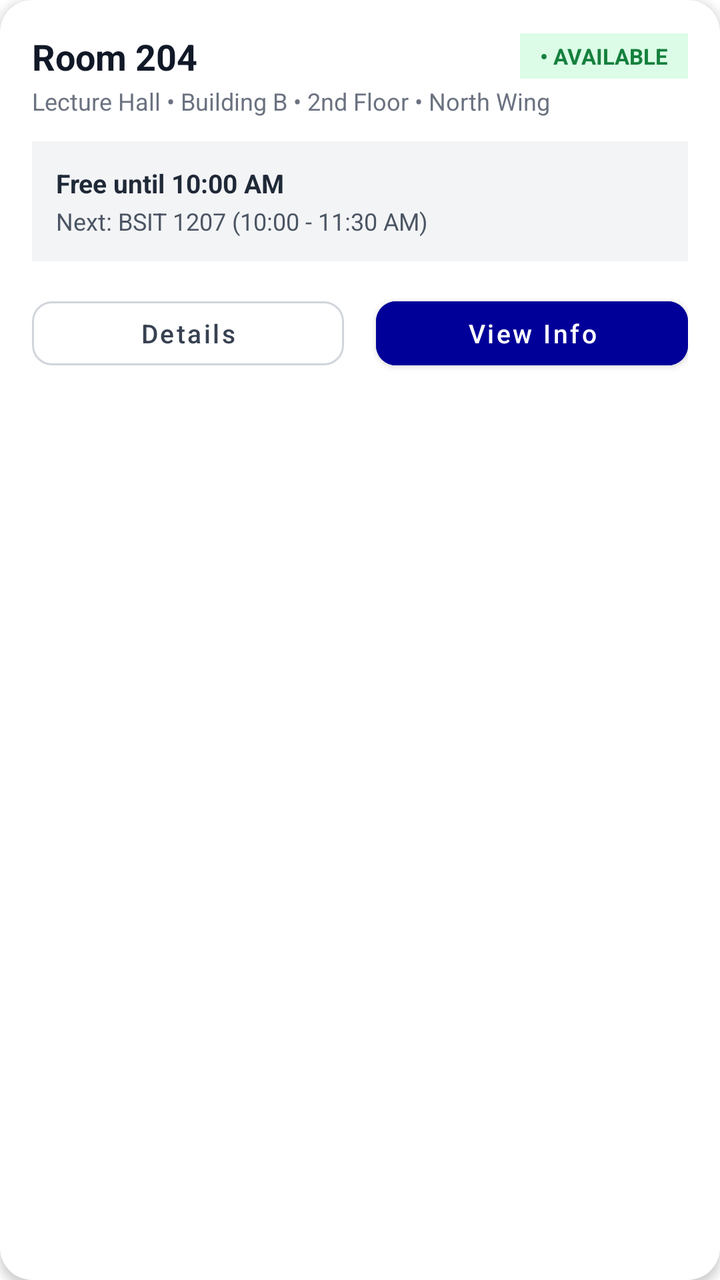
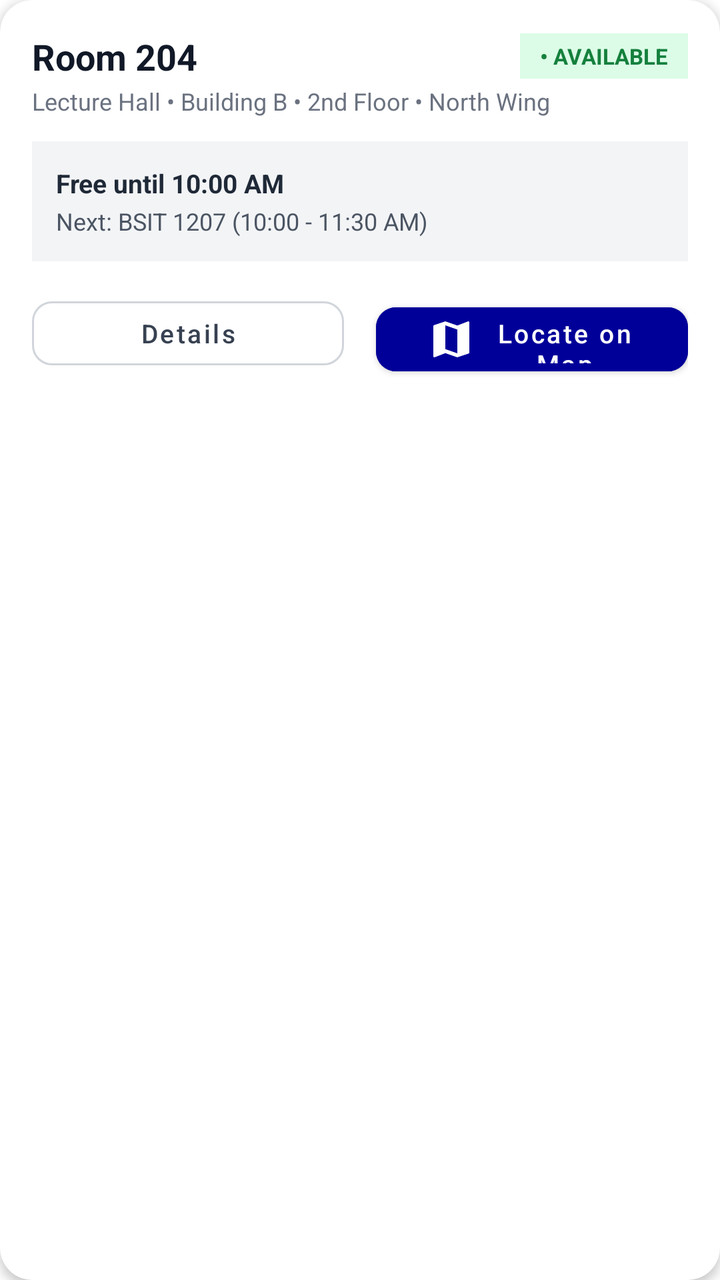

Screens rendered from an Android XML layout before and after an edit, with the pre-edit source and the edit as a unified diff.
<!-- AndroidManifest.xml: application theme Theme.OOPProject -->
<!-- res/layout/item_classroom_card.xml -->
<?xml version="1.0" encoding="utf-8"?>
<com.google.android.material.card.MaterialCardView xmlns:android="http://schemas.android.com/apk/res/android"
    xmlns:app="http://schemas.android.com/apk/res-auto"
    android:layout_width="match_parent"
    android:layout_height="wrap_content"
    android:layout_marginBottom="14dp"
    app:cardBackgroundColor="#FFFFFF"
    app:cardCornerRadius="16dp"
    app:cardElevation="3dp"
    app:strokeWidth="0dp">

    <LinearLayout
        android:layout_width="match_parent"
        android:layout_height="wrap_content"
        android:orientation="vertical"
        android:padding="16dp">

        <LinearLayout
            android:layout_width="match_parent"
            android:layout_height="wrap_content"
            android:gravity="center_vertical"
            android:orientation="horizontal">

            <TextView
                android:id="@+id/tvRoomName"
                android:layout_width="0dp"
                android:layout_height="wrap_content"
                android:layout_weight="1"
                android:text="Room 204"
                android:textColor="#111827"
                android:textSize="18sp"
                android:textStyle="bold" />

            <TextView
                android:id="@+id/tvStatusBadge"
                android:layout_width="wrap_content"
                android:layout_height="wrap_content"
                android:background="#DCFCE7"
                android:paddingHorizontal="10dp"
                android:paddingVertical="4dp"
                android:text="• AVAILABLE"
                android:textColor="#15803D"
                android:textSize="11sp"
                android:textStyle="bold" />
        </LinearLayout>

        <TextView
            android:id="@+id/tvRoomSubtitle"
            android:layout_width="wrap_content"
            android:layout_height="wrap_content"
            android:layout_marginTop="2dp"
            android:text="Lecture Hall • Building B • 2nd Floor • North Wing"
            android:textColor="#6B7280"
            android:textSize="12sp" />

        
        <LinearLayout
            android:layout_width="match_parent"
            android:layout_height="wrap_content"
            android:layout_marginTop="12dp"
            android:background="#F3F4F6"
            android:orientation="vertical"
            android:padding="12dp">

            <TextView
                android:id="@+id/tvBannerTitle"
                android:layout_width="wrap_content"
                android:layout_height="wrap_content"
                android:text="Free until 10:00 AM"
                android:textColor="#1F2937"
                android:textSize="13sp"
                android:textStyle="bold" />

            <TextView
                android:id="@+id/tvBannerSubtitle"
                android:layout_width="wrap_content"
                android:layout_height="wrap_content"
                android:layout_marginTop="2dp"
                android:text="Next: BSIT 1207 (10:00 - 11:30 AM)"
                android:textColor="#4B5563"
                android:textSize="12sp" />
        </LinearLayout>

        
        <LinearLayout
            android:layout_width="match_parent"
            android:layout_height="wrap_content"
            android:layout_marginTop="14dp"
            android:orientation="horizontal">

            <com.google.android.material.button.MaterialButton
                android:id="@+id/btnDetails"
                style="@style/Widget.MaterialComponents.Button.OutlinedButton"
                android:layout_width="0dp"
                android:layout_height="44dp"
                android:layout_marginEnd="8dp"
                android:layout_weight="1"
                android:text="Details"
                android:textAllCaps="false"
                android:textColor="#374151"
                android:textSize="13sp"
                app:cornerRadius="10dp"
                app:strokeColor="#D1D5DB" />

            <com.google.android.material.button.MaterialButton
                android:id="@+id/btnViewInfo"
                android:layout_width="0dp"
                android:layout_height="44dp"
                android:layout_marginStart="8dp"
                android:layout_weight="1"
                android:backgroundTint="@color/dark_purple"
                android:text="View Info"
                android:textAllCaps="false"
                android:textColor="#FFFFFF"
                android:textSize="13sp"
                app:cornerRadius="10dp" />
        </LinearLayout>
    </LinearLayout>
</com.google.android.material.card.MaterialCardView>
<!-- resources referenced by this layout -->
<resources>
  <color name="dark_purple">#FF000099</color>
  <style name="Theme.OOPProject" parent="Theme.MaterialComponents.Light.NoActionBar">
          
          <item name="colorPrimary">@color/purple_500</item>
          <item name="colorPrimaryVariant">@color/purple_700</item>
          <item name="colorOnPrimary">@color/white</item>
          
          <item name="colorSecondary">@color/teal_200</item>
          <item name="colorSecondaryVariant">@color/teal_700</item>
          <item name="colorOnSecondary">@color/black</item>
          
          <item name="android:statusBarColor">?attr/colorPrimaryVariant</item>
          
      </style>
  <color name="purple_500">#FF6200EE</color>
  <color name="purple_700">#FF3700B3</color>
  <color name="white">#FFFFFFFF</color>
  <color name="teal_200">#FF03DAC5</color>
  <color name="teal_700">#FF018786</color>
  <color name="black">#FF000000</color>
</resources>

<!-- the commit's change to res/layout/item_classroom_card.xml (unified diff, before → after) -->
@@ -103,17 +103,20 @@
                 app:strokeColor="#D1D5DB" />
 
             <com.google.android.material.button.MaterialButton
-                android:id="@+id/btnViewInfo"
+                android:id="@+id/btnLocateOnMap"
                 android:layout_width="0dp"
                 android:layout_height="44dp"
                 android:layout_marginStart="8dp"
                 android:layout_weight="1"
                 android:backgroundTint="@color/dark_purple"
-                android:text="View Info"
+                android:text="Locate on Map"
                 android:textAllCaps="false"
                 android:textColor="#FFFFFF"
                 android:textSize="13sp"
-                app:cornerRadius="10dp" />
+                app:cornerRadius="10dp"
+                app:icon="@drawable/ic_map"
+                app:iconGravity="textStart"
+                app:iconTint="#FFFFFF" />
         </LinearLayout>
     </LinearLayout>
 </com.google.android.material.card.MaterialCardView>
<!-- resource entries referenced after the edit -->
@@ -1,6 +1,16 @@
 <!-- resources referenced by this layout -->
 <resources>
   <color name="dark_purple">#FF000099</color>
+  <!-- drawable ic_map (drawable) -->
+  <vector xmlns:android="http://schemas.android.com/apk/res/android"
+      android:width="24dp"
+      android:height="24dp"
+      android:viewportWidth="24"
+      android:viewportHeight="24">
+    <path
+        android:fillColor="#FF000000"
+        android:pathData="M20.5,3l-0.16,0.03L15,5.1 9,3 3.36,4.9C3.15,4.97 3,5.15 3,5.38V20.5c0,0.28 0.22,0.5 0.5,0.5l0.16,-0.03L9,18.9l6,2.1 5.64,-1.9c0.21,-0.07 0.36,-0.25 0.36,-0.48V3.5c0,-0.28 -0.22,-0.5 -0.5,-0.5zM15,19l-6,-2.11V5l6,2.11V19z"/>
+  </vector>
   <style name="Theme.OOPProject" parent="Theme.MaterialComponents.Light.NoActionBar">
           
           <item name="colorPrimary">@color/purple_500</item>
